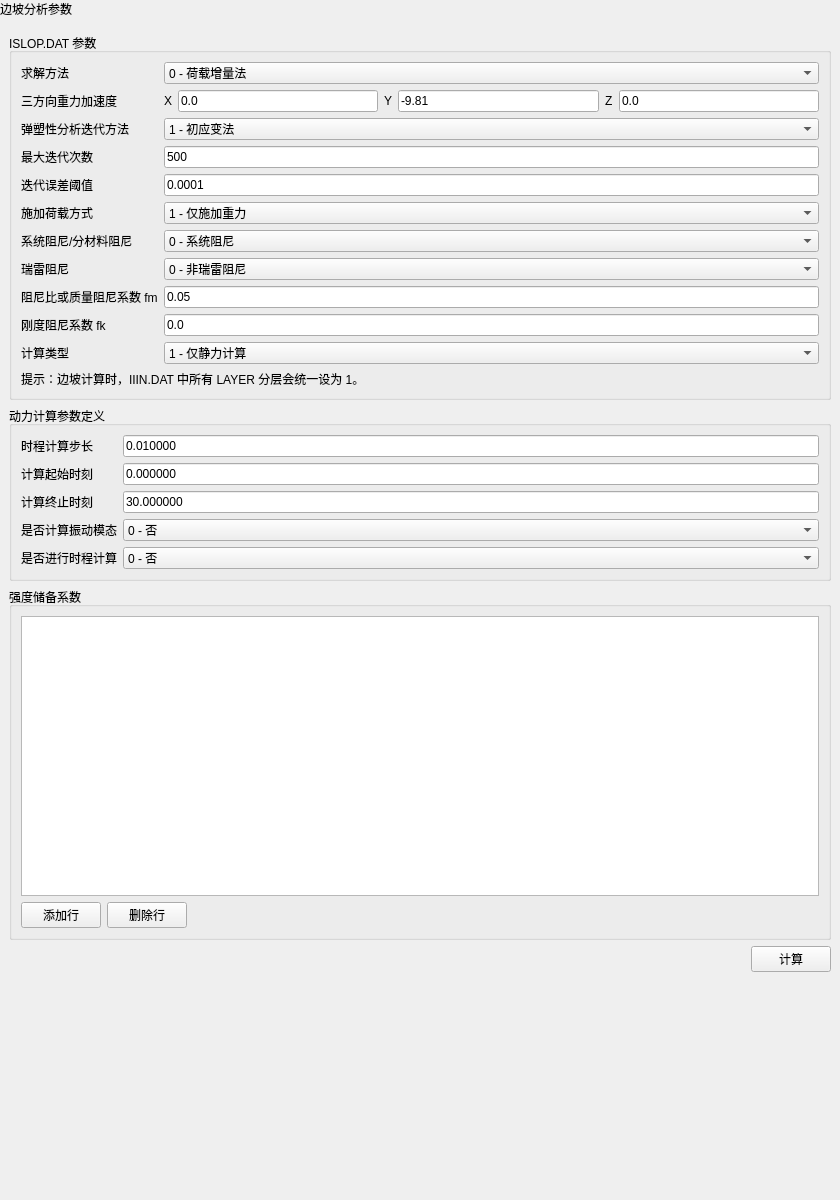
Above: plugins/Base_Slover/SlopeStabilityWidget.ui from asd977/base_cae before the change. Below: the same form after it.
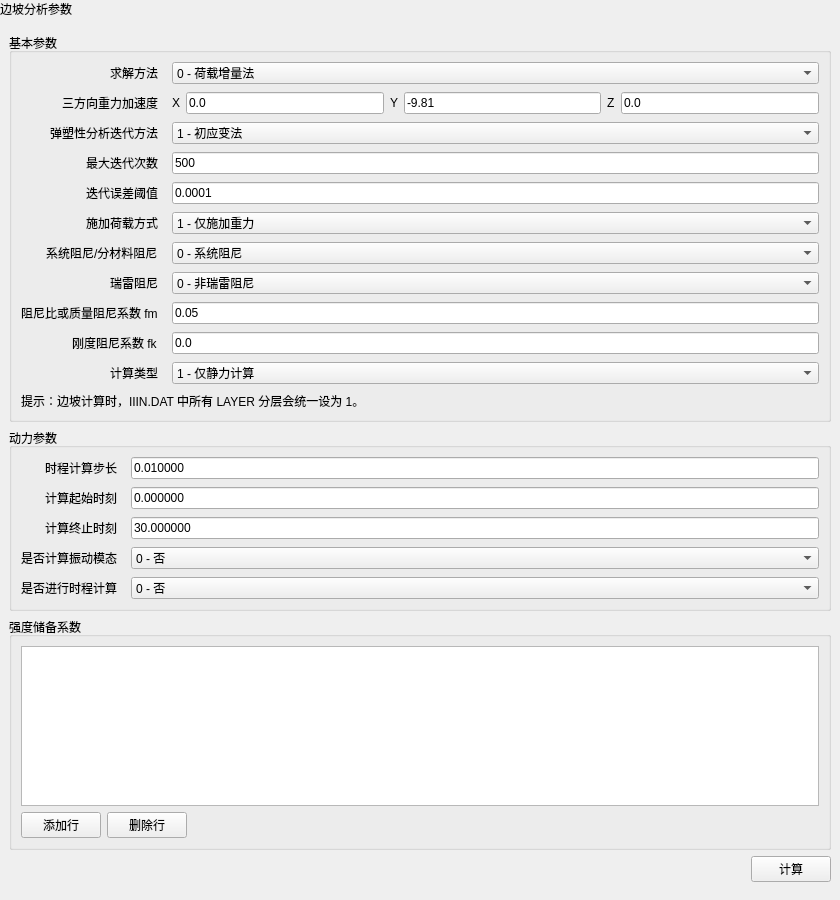
That is the form after the change.

```diff
--- a/plugins/Base_Slover/SlopeStabilityWidget.ui
+++ b/plugins/Base_Slover/SlopeStabilityWidget.ui
@@ -7,7 +7,7 @@
     <x>0</x>
     <y>0</y>
     <width>840</width>
-    <height>1200</height>
+    <height>900</height>
    </rect>
   </property>
   <property name="windowTitle">
@@ -59,7 +59,7 @@
      <item>
       <widget class="QGroupBox" name="islopGroup">
        <property name="title">
-        <string>ISLOP.DAT 参数</string>
+        <string>基本参数</string>
        </property>
        <layout class="QFormLayout" name="formLayout">
         <item row="2" column="0">
@@ -469,13 +469,28 @@
         <property name="bottomMargin">
          <number>9</number>
         </property>
+        <property name="horizontalSpacing">
+         <number>14</number>
+        </property>
+        <property name="verticalSpacing">
+         <number>8</number>
+        </property>
+        <property name="fieldGrowthPolicy">
+         <enum>QFormLayout::AllNonFixedFieldsGrow</enum>
+        </property>
+        <property name="rowWrapPolicy">
+         <enum>QFormLayout::WrapLongRows</enum>
+        </property>
+        <property name="labelAlignment">
+         <set>Qt::AlignRight|Qt::AlignVCenter</set>
+        </property>
        </layout>
       </widget>
      </item>
      <item>
       <widget class="QGroupBox" name="dynamicGroup">
        <property name="title">
-        <string>动力计算参数定义</string>
+        <string>动力参数</string>
        </property>
        <layout class="QFormLayout" name="dynamicForm">
         <item row="1" column="0">
@@ -619,6 +634,21 @@
         <property name="bottomMargin">
          <number>9</number>
         </property>
+        <property name="horizontalSpacing">
+         <number>14</number>
+        </property>
+        <property name="verticalSpacing">
+         <number>8</number>
+        </property>
+        <property name="fieldGrowthPolicy">
+         <enum>QFormLayout::AllNonFixedFieldsGrow</enum>
+        </property>
+        <property name="rowWrapPolicy">
+         <enum>QFormLayout::WrapLongRows</enum>
+        </property>
+        <property name="labelAlignment">
+         <set>Qt::AlignRight|Qt::AlignVCenter</set>
+        </property>
        </layout>
       </widget>
      </item>
@@ -632,13 +662,19 @@
          <widget class="QTableWidget" name="strengthReserveTable">
           <property name="minimumSize">
            <size>
-            <width>10</width>
-            <height>280</height>
+            <width>0</width>
+            <height>150</height>
            </size>
           </property>
           <attribute name="horizontalHeaderStretchLastSection">
            <bool>true</bool>
           </attribute>
+          <property name="maximumSize">
+           <size>
+            <width>16777215</width>
+            <height>224</height>
+           </size>
+          </property>
          </widget>
         </item>
         <item>
```
Left out of the diff: 3 changed lines with no effect on the pictures.
